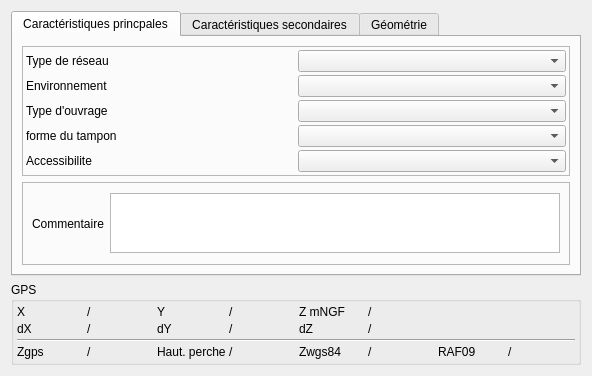
Old version of the form Lamia/toolprepro/base2_assainissement/lamiabaseassainissement_noeud_tool_ui.ui in the repository Artelia/Lamia.
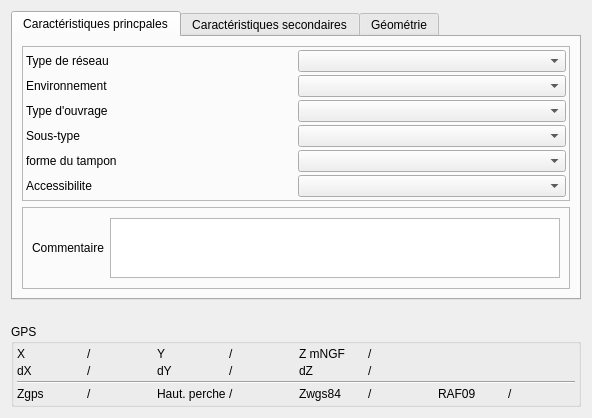
New version of the form.

The edit to the form file:
```diff
--- a/Lamia/toolprepro/base2_assainissement/lamiabaseassainissement_noeud_tool_ui.ui
+++ b/Lamia/toolprepro/base2_assainissement/lamiabaseassainissement_noeud_tool_ui.ui
@@ -7,7 +7,7 @@
     <x>0</x>
     <y>0</y>
     <width>592</width>
-    <height>353</height>
+    <height>418</height>
    </rect>
   </property>
   <property name="windowTitle">
@@ -48,36 +48,49 @@
           <property name="spacing">
            <number>3</number>
           </property>
-          <item row="1" column="0">
-           <widget class="QLabel" name="label_8">
+          <item row="5" column="1">
+           <widget class="QComboBox" name="comboBox_accessibilite"/>
+          </item>
+          <item row="2" column="0">
+           <widget class="QLabel" name="label">
             <property name="text">
-             <string>Environnement</string>
+             <string>Type d'ouvrage</string>
             </property>
            </widget>
           </item>
-          <item row="3" column="0">
+          <item row="4" column="1">
+           <widget class="QComboBox" name="comboBox_Formetampon"/>
+          </item>
+          <item row="4" column="0">
            <widget class="QLabel" name="label_25">
             <property name="text">
              <string>forme du tampon</string>
             </property>
            </widget>
           </item>
-          <item row="4" column="0">
-           <widget class="QLabel" name="label_3">
-            <property name="text">
-             <string>Accessibilite</string>
-            </property>
-           </widget>
-          </item>
-          <item row="4" column="1">
-           <widget class="QComboBox" name="comboBox_accessibilite"/>
-          </item>
           <item row="0" column="1">
            <widget class="QComboBox" name="comboBox_typeReseau"/>
           </item>
+          <item row="1" column="0">
+           <widget class="QLabel" name="label_8">
+            <property name="text">
+             <string>Environnement</string>
+            </property>
+           </widget>
+          </item>
           <item row="2" column="1">
            <widget class="QComboBox" name="comboBox_typeOuvrageAss"/>
           </item>
+          <item row="5" column="0">
+           <widget class="QLabel" name="label_3">
+            <property name="text">
+             <string>Accessibilite</string>
+            </property>
+           </widget>
+          </item>
+          <item row="1" column="1">
+           <widget class="QComboBox" name="comboBox_environnement"/>
+          </item>
           <item row="0" column="0">
            <widget class="QLabel" name="label_2">
             <property name="text">
@@ -85,18 +98,18 @@
             </property>
            </widget>
           </item>
-          <item row="2" column="0">
-           <widget class="QLabel" name="label">
-            <property name="text">
-             <string>Type d'ouvrage</string>
-            </property>
-           </widget>
-          </item>
           <item row="3" column="1">
-           <widget class="QComboBox" name="comboBox_Formetampon"/>
+           <widget class="QComboBox" name="comboBox_soustype"/>
           </item>
-          <item row="1" column="1">
-           <widget class="QComboBox" name="comboBox_environnement"/>
+          <item row="3" column="0">
+           <widget class="QLabel" name="label_54">
+            <property name="text">
+             <string>Sous-type</string>
+            </property>
+            <property name="wordWrap">
+             <bool>true</bool>
+            </property>
+           </widget>
           </item>
          </layout>
         </widget>
```
